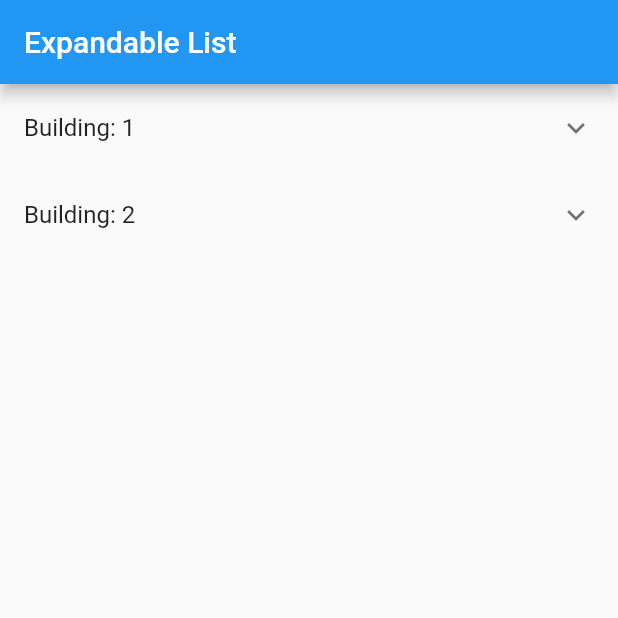
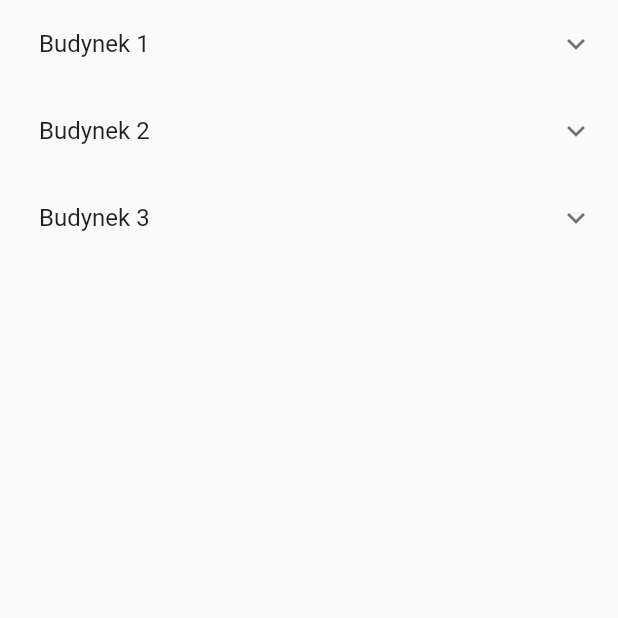
Before and after one commit to Lokinado/flutter_inventory_app, a Flutter app: the screen it shows after launch, on a phone screen of 412 x 824 dp, the top half of it. Run offline on Flutter 3.47's test engine with Material 2 defaults, Android fonts, the light colour scheme and no system bars.

Commit message:
coś jest

```diff
--- a/lib/main.dart
+++ b/lib/main.dart
@@ -12,7 +12,7 @@ class MyApp extends StatelessWidget {
   Widget build(BuildContext context) {
     return MaterialApp(
       debugShowCheckedModeBanner: false,
-      home: ExpandableListApp(),
+      home: ListPage(),
     );
   }
 }
--- a/lib/pages/list_page.dart
+++ b/lib/pages/list_page.dart
@@ -2,13 +2,13 @@ import 'package:flutter/material.dart';
 
 class Room {
   final int building;
-  final int floor;
+  final int level;
   final int roomNumber;
 
-  Room(this.building, this.floor, this.roomNumber);
+  Room(this.building, this.level, this.roomNumber);
 }
 
-class ExpandableListApp extends StatelessWidget {
+class ListPage extends StatelessWidget {
   final List<Room> rooms = [
     Room(1, 1, 101),
     Room(1, 1, 102),
@@ -16,12 +16,14 @@ class ExpandableListApp extends StatelessWidget {
     Room(2, 1, 101),
     Room(2, 2, 201),
     Room(2, 2, 202),
+    Room(3, 2, 17),
+    Room(3, 2, 18),
   ];
 
   final List<int> uniqueBuildings = [];
   final List<int> uniqueFloors = [];
 
-  ExpandableListApp() {
+  ListPage({super.key}) {
     _getUniqueBuildingsAndFloors();
   }
 
@@ -30,8 +32,8 @@ class ExpandableListApp extends StatelessWidget {
       if (!uniqueBuildings.contains(room.building)) {
         uniqueBuildings.add(room.building);
       }
-      if (!uniqueFloors.contains(room.floor)) {
-        uniqueFloors.add(room.floor);
+      if (!uniqueFloors.contains(room.level)) {
+        uniqueFloors.add(room.level);
       }
     }
   }
@@ -39,29 +41,32 @@ class ExpandableListApp extends StatelessWidget {
   @override
   Widget build(BuildContext context) {
     return Scaffold(
-      appBar: AppBar(
-        title: Text('Expandable List'),
-      ),
       body: ListView(
         children: [
           for (int building in uniqueBuildings)
-            ExpansionTile(
-              title: Text('Building: $building'),
+            Container(
+              margin: const EdgeInsets.only(left: 10.0),
+              child: ExpansionTile(
+                title: Text('Budynek $building'),
                 children: [
-                for (int floor in uniqueFloors)
+                  for (int level in uniqueFloors)
                     if (rooms
                         .where((room) =>
-                  room.building == building && room.floor == floor)
+                    room.building == building && room.level == level)
                         .isNotEmpty)
-                    ExpansionTile(
-                      title: Text('Floor: $floor'),
+                      Container(
+                        margin: const EdgeInsets.only(left: 12.0),
+                        child: ExpansionTile(
+                          title: Text('Piętro $level'),
                           children: [
                             Column(
-                          children: _buildRoomTiles(building, floor),
+                              children: _buildRoomTiles(building, level),
                             ),
                           ],
                         ),
+                      ),
                 ],
+              ),
             ),
         ],
       ),
@@ -72,10 +77,19 @@ class ExpandableListApp extends StatelessWidget {
     List<Widget> roomTiles = [];
 
     for (Room room in rooms) {
-      if (room.building == building && room.floor == floor) {
+      if (room.building == building && room.level == floor) {
         roomTiles.add(
-          ListTile(
-            title: Text('Room: ${room.roomNumber}'),
+          Container(
+            height: 50.0,
+            width: 300.0,
+            decoration: BoxDecoration(
+                borderRadius: BorderRadius.circular(10),
+                color: Colors.grey),
+            margin: const EdgeInsets.only(left: 20.0, bottom: 5.0),
+            child: ListTile(
+              title: Text('Sala ${room.roomNumber}'),
+              onTap: ()=>print("tu mam przejśc gdzieś!"), //TODO: Przejście do innej strony
+            ),
           ),
         );
       }
```
Lines whose indentation alone changed are shown as unchanged.
